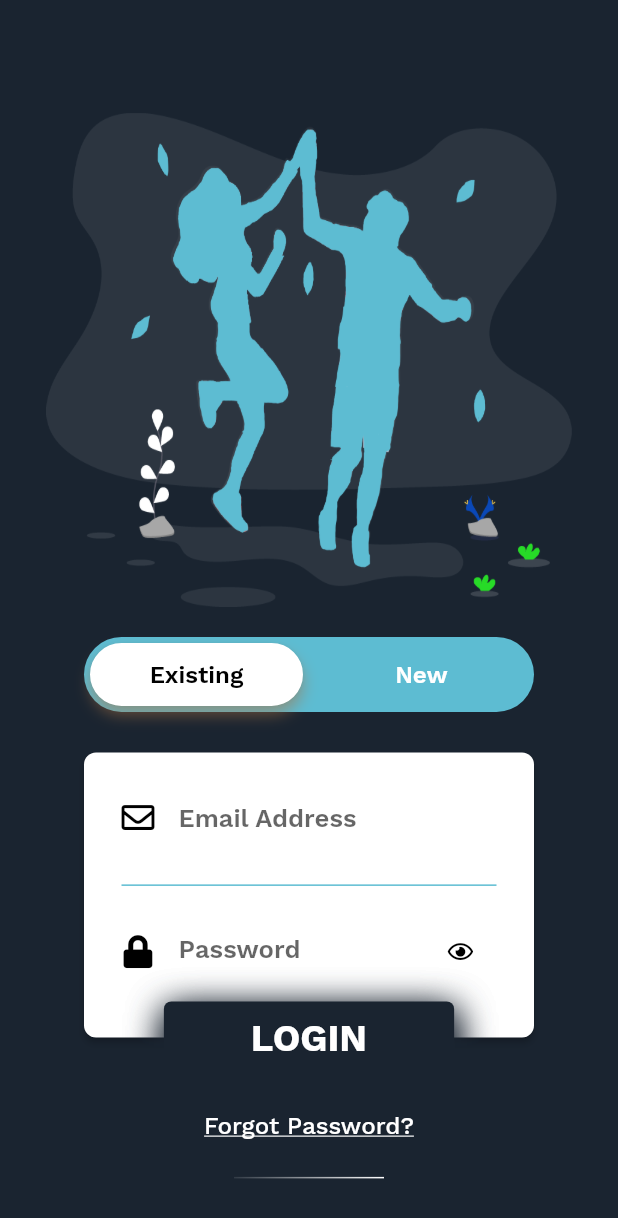
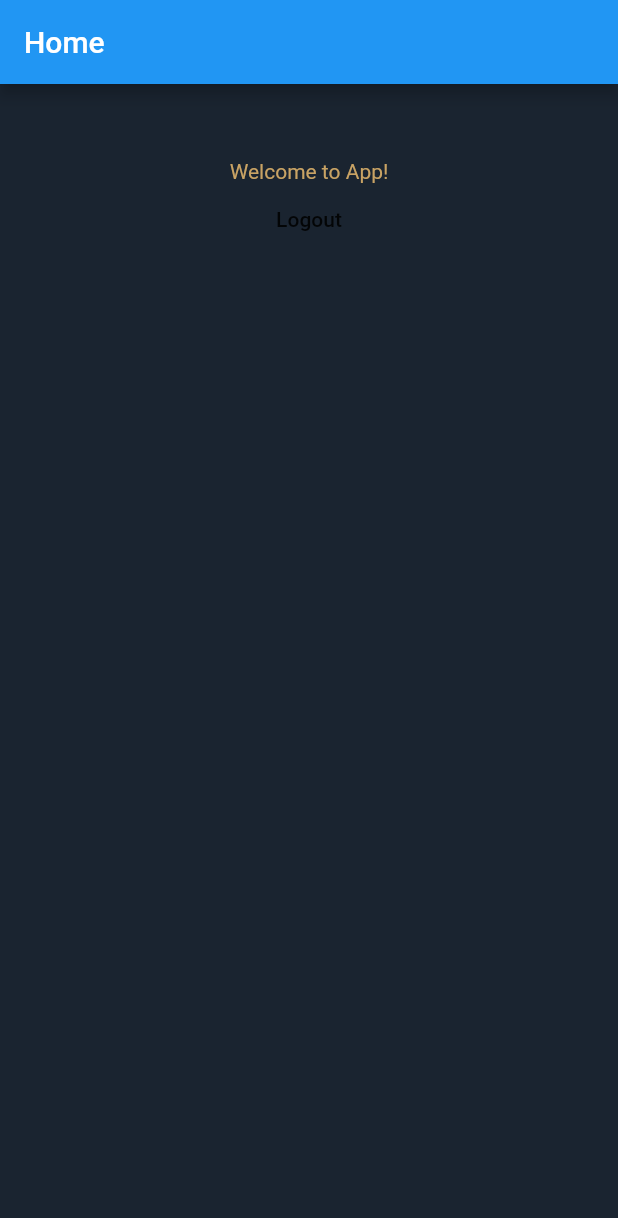
Before and after one commit to REGATTE/PROSPER, a Flutter app: the screen it shows after launch, after a tap on "LOGIN", on a phone screen of 412 x 824 dp. Shown: the top 1218 px of the screen. Run offline on Flutter 3.47's test engine with Material 2 defaults, Android fonts, the phone set to English and light mode, and no system bars; our stand-ins replace font_awesome_flutter; project files that could hold a hidden picture were left out.

Commit message:
git commit

```diff
--- /dev/null
+++ b/flutter_mobile/prosper/lib/Auth/Auth_service.dart
@@ -0,0 +1,24 @@
+import 'dart:async';
+import 'dart:math';
+
+class AuthService {
+  // Login
+  Future<bool> login() async {
+    // Simulate a future for response after 2 second.
+    return await new Future<bool>.delayed(
+        new Duration(
+            seconds: 2
+        ), () => new Random().nextBool()
+    );
+  }
+
+  // Logout
+  Future<void> logout() async {
+    // Simulate a future for response after 1 second.
+    return await new Future<void>.delayed(
+        new Duration(
+            seconds: 1
+        )
+    );
+  }
+}
--- a/flutter_mobile/prosper/lib/main.dart
+++ b/flutter_mobile/prosper/lib/main.dart
@@ -1,12 +1,26 @@
 import 'dart:async';
 import 'package:flutter/material.dart';
 import 'pages/login_page.dart';
-void main() {
+import 'pages/home_page.dart';
+import 'Auth/Auth_service.dart';
+
+AuthService appAuth = new AuthService();
+
+Future<void> main() async {
+  // Set default home.
+  Widget _defaultHome = new LoginPage();
+
+  // Get result of the login function.
+  bool _result = await appAuth.login();
+  if (_result) {
+    _defaultHome = new HomePage();
+  }
   runApp(new MaterialApp(
     debugShowCheckedModeBanner: false,
     home: new SplashScreen(),
     routes: <String, WidgetBuilder>{
-      '/HomeScreen': (BuildContext context) => new LoginPage()
+      '/HomeScreen': (BuildContext context) => new LoginPage(),
+      '/login': (BuildContext context) => new LoginPage()
     },
     theme: ThemeData(
       canvasColor: Color(0xFF1A2430),
--- /dev/null
+++ b/flutter_mobile/prosper/lib/pages/home_page.dart
@@ -0,0 +1,32 @@
+import 'package:flutter/material.dart';
+import '../main.dart';
+
+class HomePage extends StatelessWidget {
+  @override
+  Widget build(BuildContext context) => new Scaffold(
+    appBar: new AppBar(
+      title: new Text('Home'),
+    ),
+    body: new Container(
+      margin: new EdgeInsets.only(
+          top: 50.0
+      ),
+      alignment: Alignment.center,
+      child: new Column(
+        children: <Widget>[
+          new Text('Welcome to App!'),
+          new FlatButton(
+              child: new Text(
+                  'Logout'
+              ),
+              onPressed: () {
+                appAuth.logout().then(
+                        (_) => Navigator.of(context).pushReplacementNamed('/login')
+                );
+              }
+          )
+        ],
+      ),
+    ),
+  );
+}
--- a/flutter_mobile/prosper/lib/pages/login_page.dart
+++ b/flutter_mobile/prosper/lib/pages/login_page.dart
@@ -3,6 +3,8 @@ import 'package:flutter/services.dart';
 import 'package:font_awesome_flutter/font_awesome_flutter.dart';
 import '../style/theme.dart' as Theme;
 import '../utils/bubble_indication_painter.dart';
+import 'package:prosper/utils/size_config.dart';
+import 'package:prosper/pages/home_page.dart';
 import 'package:prosper/utils/size_config.dart';
 
 class LoginPage extends StatefulWidget {
@@ -75,7 +77,7 @@ class _LoginPageState extends State<LoginPage>
                       padding: EdgeInsets.only(top: 75.0),
                       child: new Image(
                           width: SizeConfig.safeBlockHorizontal * 85,
-                          height: SizeConfig.safeBlockVertical * 40,
+                          height: SizeConfig.safeBlockVertical * 35,
                           fit: BoxFit.fill,
                           image: new AssetImage('images/login_logo.png')),
                     ),
@@ -335,7 +337,12 @@ class _LoginPageState extends State<LoginPage>
                             fontFamily: "WorkSansBold"),
                       ),
                     ),
-                    onPressed: (){}),
+                    onPressed: (){
+                      Navigator.pushReplacement(
+                        context,
+                        MaterialPageRoute(builder: (context) => HomePage()),
+                      );
+                    }),
               ),
             ],
           ),
@@ -381,6 +388,7 @@ class _LoginPageState extends State<LoginPage>
   }
 //signup
   Widget _buildSignUp(BuildContext context) {
+    SizeConfig().init(context);
     return Container(
       padding: EdgeInsets.only(top: 23.0),
       child: Column(
```
